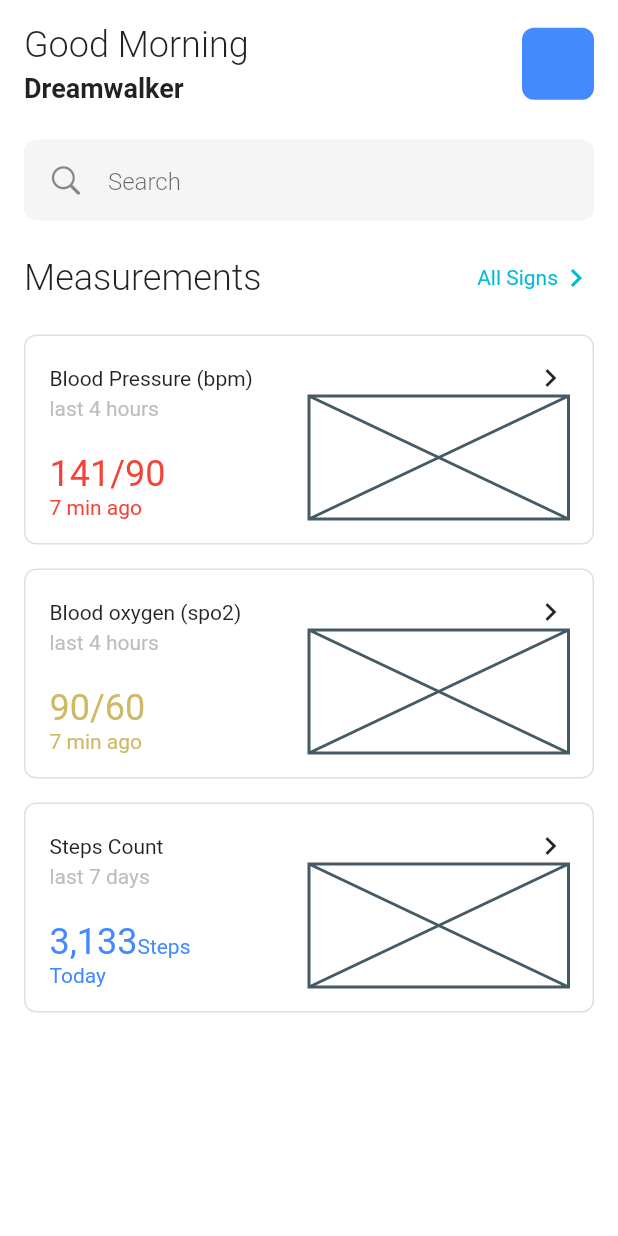
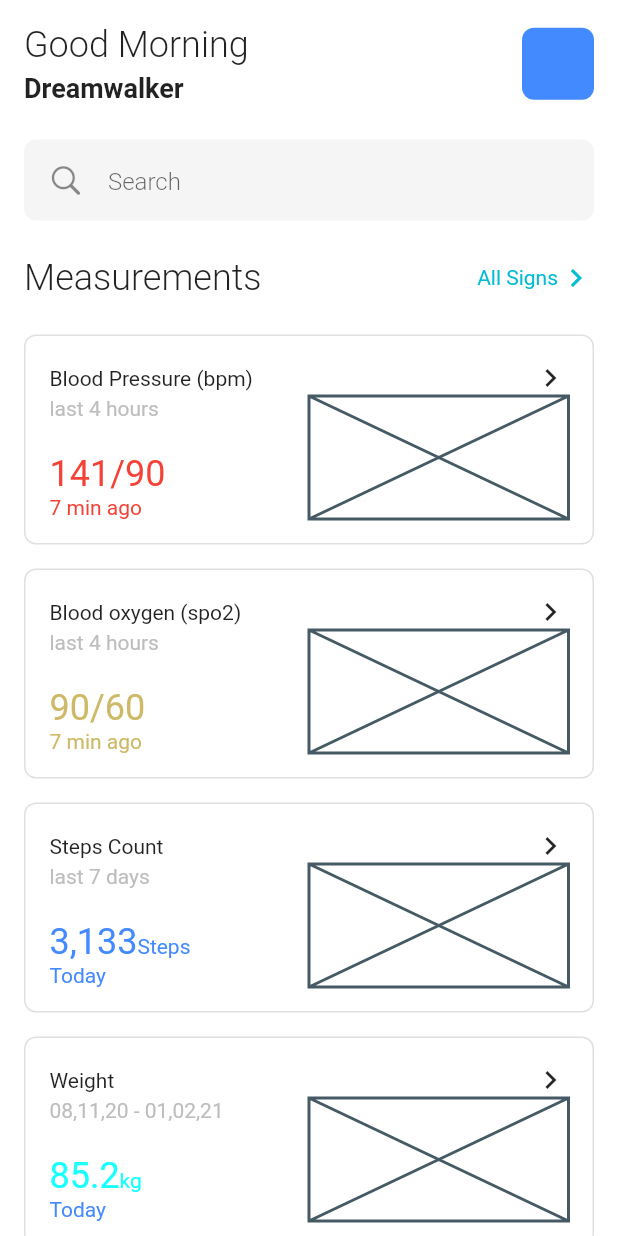
Before and after one commit to JAICHANGPARK/flutter_notebook_19th_story, a Flutter app: the screen it shows after launch, on a phone screen of 412 x 824 dp. Run offline on Flutter 3.47's test engine with Material 2 defaults, Android fonts, the phone set to English and light mode, and no system bars; our stand-ins replace cached_network_image, countup, fl_chart, flutter_riverpod, freezed_annotation, smooth_page_indicator and 1 more.

Commit message:
Update monitoring_main_page.dart

```diff
--- a/lib/ep1127_patient_monitoring_app/src/ui/monitoring_main_page.dart
+++ b/lib/ep1127_patient_monitoring_app/src/ui/monitoring_main_page.dart
@@ -300,6 +300,80 @@ class _MonitoringMainPageState extends State<MonitoringMainPage> {
                               ],
                             ),
                           ),
+                        ),
+                        Padding(
+                          padding: const EdgeInsets.symmetric(vertical: 8),
+                          child: Container(
+                            height: 140,
+                            decoration: BoxDecoration(
+                              borderRadius: BorderRadius.circular(8),
+                              border: Border.all(
+                                color: Colors.grey[300]!,
+                              ),
+                            ),
+                            padding: const EdgeInsets.all(16),
+                            child: Column(
+                              children: [
+                                Row(
+                                  mainAxisAlignment: MainAxisAlignment.spaceBetween,
+                                  children: const [
+                                    Text("Weight"),
+                                    Icon(Icons.keyboard_arrow_right),
+                                  ],
+                                ),
+                                Expanded(
+                                  child: Row(
+                                    children: [
+                                      Expanded(
+                                        child: Column(
+                                          crossAxisAlignment: CrossAxisAlignment.start,
+                                          children: [
+                                            Text(
+                                              "08,11,20 - 01,02,21",
+                                              style: TextStyle(
+                                                color: Colors.grey[400],
+                                                fontWeight: FontWeight.normal,
+                                              ),
+                                            ),
+                                            const Spacer(),
+                                            const Text.rich(
+
+                                              TextSpan(
+                                                children: [
+                                                  TextSpan(
+                                                    text: "85.2",
+                                                    style: TextStyle(
+                                                        color: Colors.cyanAccent,
+                                                        fontSize: 24
+                                                    ),
+                                                  ),
+                                                  TextSpan(
+                                                    text: "kg",
+                                                    style: TextStyle(
+                                                      color: Colors.cyanAccent,
+                                                    ),
+                                                  ),
+                                                ],
+                                              ),
+                                            ),
+                                            const Text(
+                                              "Today",
+                                              style: TextStyle(
+                                                color: Colors.blueAccent,
+                                              ),
+                                            ),
+                                          ],
+                                        ),
+                                      ),
+                                      const Expanded(
+                                        child: Placeholder(),
+                                      ),
+                                    ],
+                                  ),
+                                ),
+                              ],
+                            ),
+                          ),
                         )
                       ],
                     ),
```
